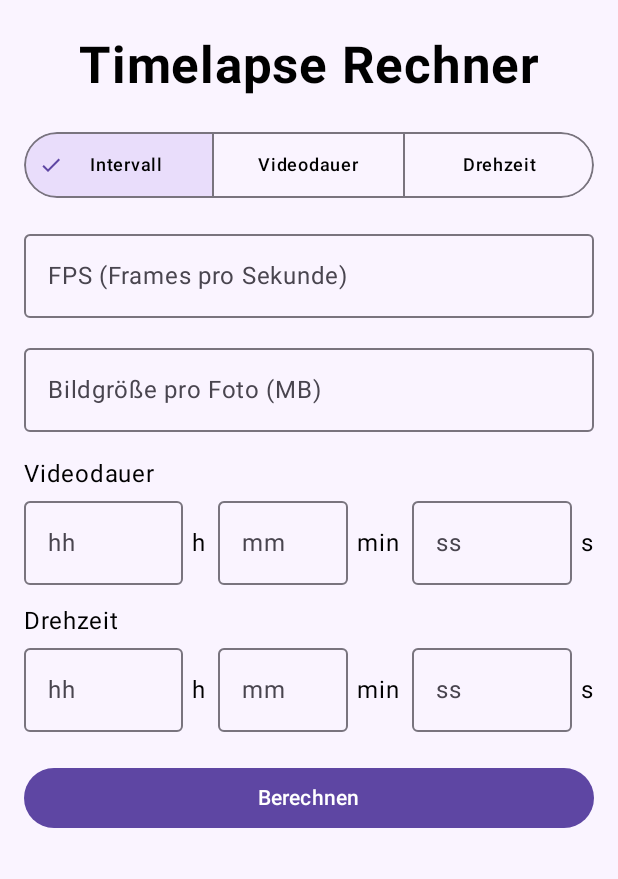
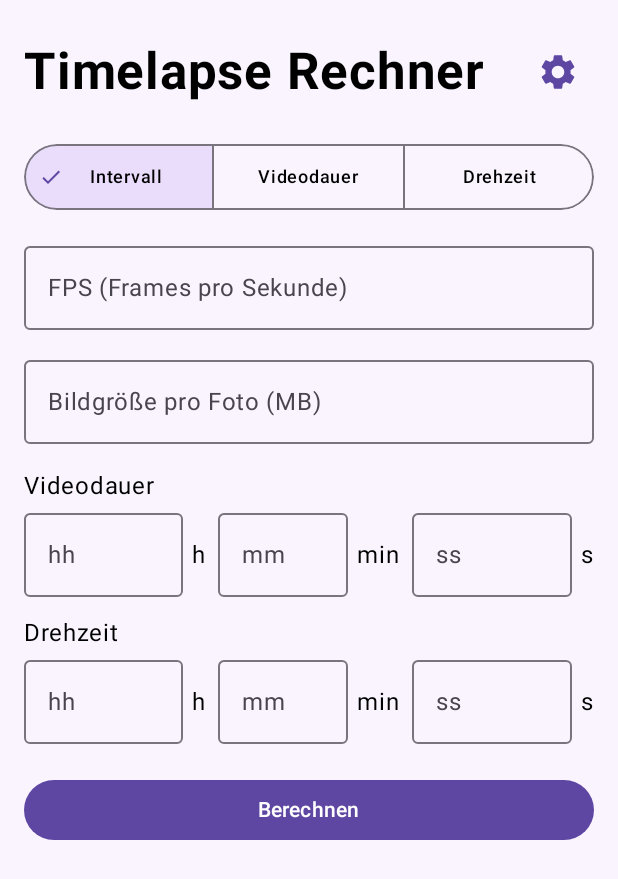
Before and after one commit to VikShepo/timelapse_calculator, an Android app built with Jetpack Compose: the screen it shows after launch (MainActivity), on a phone screen of 412 x 824 dp. Shown: the top 879 px of the screen. Run offline under Robolectric (Android 15) with nearby library versions, the phone set to English and light mode, and no system bars.

Commit message:
Header is leftaligned and gear icon is added in purple

```diff
--- a/app/src/main/java/com/example/timelapsecalculator/MainActivity.kt
+++ b/app/src/main/java/com/example/timelapsecalculator/MainActivity.kt
@@ -49,6 +49,7 @@ import androidx.compose.ui.unit.sp
 import java.util.Locale
 import androidx.compose.material.icons.Icons
 import androidx.compose.material.icons.filled.Check
+import androidx.compose.material.icons.filled.Settings
 import androidx.compose.animation.fadeIn
 import androidx.compose.animation.fadeOut
 import androidx.compose.animation.scaleIn
@@ -56,6 +57,7 @@ import androidx.compose.animation.scaleOut
 import androidx.compose.animation.core.animateDpAsState
 import androidx.compose.animation.core.tween
 import androidx.compose.animation.core.FastOutSlowInEasing
+import androidx.compose.material3.IconButton
 
 class MainActivity : ComponentActivity() {
 	override fun onCreate(savedInstanceState: Bundle?) {
@@ -139,13 +141,28 @@ fun TimelapseScreen() {
 		horizontalAlignment = Alignment.Start,
 		verticalArrangement = Arrangement.Top
 	) {
-		Text(
-			"Timelapse Rechner",
-			fontSize = 34.sp,
-			fontWeight = FontWeight.Bold,
-			modifier = Modifier.fillMaxWidth(),
-			textAlign = TextAlign.Center
-		)
+		Box(modifier = Modifier.fillMaxWidth()) {
+			Text(
+				"Timelapse Rechner",
+				fontSize = 34.sp,
+				fontWeight = FontWeight.Bold,
+				modifier = Modifier
+					.align(Alignment.CenterStart)
+					.fillMaxWidth(),
+				textAlign = TextAlign.Start
+			)
+			IconButton(
+				onClick = { },
+				modifier = Modifier.align(Alignment.CenterEnd)
+			) {
+				androidx.compose.material3.Icon(
+					Icons.Filled.Settings,
+					contentDescription = "Einstellungen",
+					modifier = Modifier.size(28.dp),
+					tint = Color(0xFF5E46A3)
+				)
+			}
+		}
 		Spacer(Modifier.height(24.dp))
 
 		Box(
```
